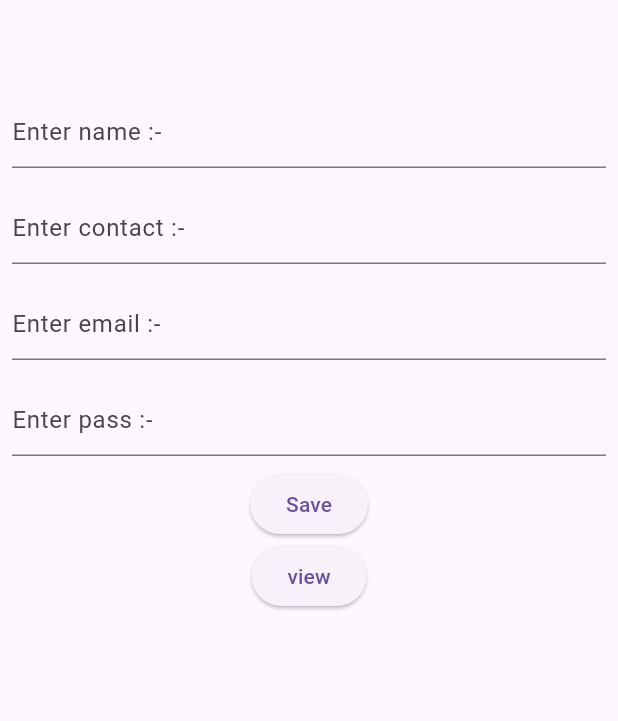
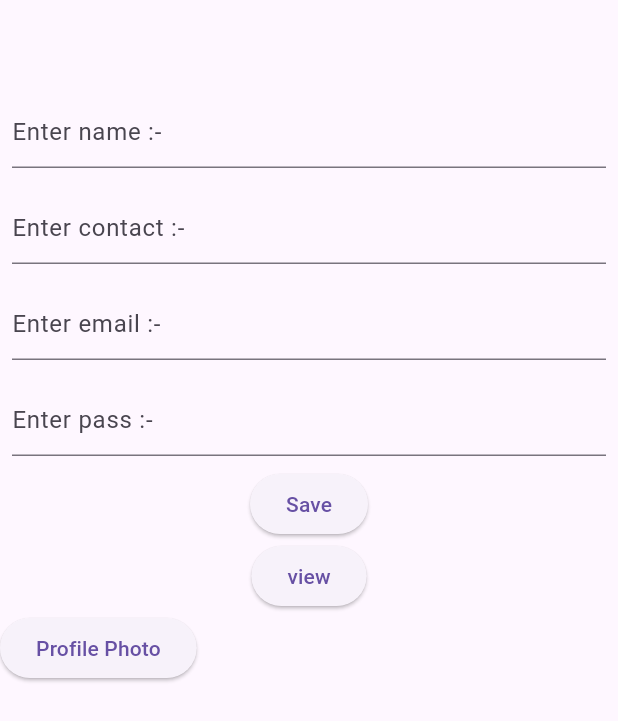
Before and after one commit to Hetmarakana/demo_2, a Flutter app: the screen it shows after launch, after a tap on "Save", on a phone screen of 412 x 824 dp. Shown: the top 721 px of the screen. Run offline on Flutter 3.47's test engine with Material 3 defaults, Android fonts, the phone set to English and light mode, and no system bars; our stand-ins replace image_picker, loading_indicator, sqflite; accounts and stored records are empty.

Commit message:
initial commit

```diff
--- a/lib/data.dart
+++ b/lib/data.dart
@@ -8,12 +8,11 @@ get() async {
   var databasesPath = await getDatabasesPath();
   String path = join(databasesPath, 'demo.db');
 
-
 // open the database
-    database = await openDatabase(path, version: 1,
+  database = await openDatabase(path, version: 1,
       onCreate: (Database db, int version) async {
-        // When creating the db, create the table
-        await db.execute(
-            'CREATE TABLE Demo (id INTEGER PRIMARY KEY AUTOINCREMENT, name TEXT, contact TEXT, email TEXT, pass TEXT)');
-      });
+    // When creating the db, create the table
+    await db.execute(
+        'CREATE TABLE Demo (id INTEGER PRIMARY KEY AUTOINCREMENT, name TEXT, contact TEXT, email TEXT, pass TEXT, image TEXT)');
+  });
 }
--- a/lib/main.dart
+++ b/lib/main.dart
@@ -1,5 +1,11 @@
+// import 'dart:html';
+
+import 'dart:io';
+
 import 'package:demo_2/second.dart';
+import 'package:flutter/cupertino.dart';
 import 'package:flutter/material.dart';
+import 'package:image_picker/image_picker.dart';
 
 import 'data.dart';
 
@@ -11,7 +17,9 @@ void main() {
 }
 
 class Demo extends StatefulWidget {
-  const Demo({super.key});
+  Map? m;
+
+  Demo([this.m]);
 
   @override
   State<Demo> createState() => _DemoState();
@@ -22,11 +30,21 @@ class _DemoState extends State<Demo> {
   TextEditingController t2 = new TextEditingController();
   TextEditingController t3 = new TextEditingController();
   TextEditingController t4 = new TextEditingController();
+  final ImagePicker picker = new ImagePicker();
+  XFile? image;
 
   @override
   void initState() {
     // TODO: implement initState
     super.initState();
+    if (widget.m != null) {
+      t1.text = widget.m!['name'];
+      print(t1.text);
+      t2.text = widget.m!['contact'];
+      t3.text = widget.m!['email'];
+      t4.text = widget.m!['pass'];
+    }
+
     get();
   }
 
@@ -65,17 +83,75 @@ class _DemoState extends State<Demo> {
               decoration: InputDecoration(hintText: "Enter pass :-"),
             ),
           ),
-          ElevatedButton(onPressed: () {
-            String str = "insert into Demo values(NULL, '${t1.text}', '${t2
-                .text}', '${t3.text}', '${t4.text}')";
-            database!.rawInsert(str).then((value) {
-              print(value);
-            });
-          }, child: Text("Save")),
-          ElevatedButton(onPressed: () {
-            Navigator.push(
-                context, MaterialPageRoute(builder: (context) => Second(),));
-          }, child: Text("view"))
+          ElevatedButton(
+              onPressed: () {
+                if (widget.m != null) {
+                  widget.m!['name'] = t1.text;
+                  print(widget.m!['name'] = t1.text);
+                  widget.m!['contact'] = t2.text;
+                  widget.m!['email'] = t3.text;
+                  widget.m!['pass'] = t4.text;
+                  String sql =
+                      "UPDATE `demo` SET `name`='${t1.text}',`contact`='${t2.text}',`email`='${t3.text}',`pass`='${t4.text}' WHERE id=${widget.m!['id']}";
+
+                  database!.rawUpdate(sql);
+                } else {
+                  String str =
+                      "insert into Demo values(NULL, '${t1.text}', '${t2.text}', '${t3.text}', '${t4.text}', '${image!.path})";
+                  database!.rawInsert(str).then((value) {
+                    print(value);
+                  });
+                }
+              },
+              child: Text("Save")),
+          ElevatedButton(
+              onPressed: () {
+                Navigator.push(
+                    context,
+                    MaterialPageRoute(
+                      builder: (context) => Second(),
+                    ));
+              },
+              child: Text("view")),
+          Row(
+            children: [
+              Center(
+                child: ElevatedButton(
+                    onPressed: () {
+                      showDialog(
+                        context: context,
+                        builder: (context) {
+                          return CupertinoAlertDialog(
+                            title: Text("Please upload your profile picture"),
+                            actions: [
+                              TextButton(
+                                  onPressed: () async {
+                                    image = await picker.pickImage(
+                                        source: ImageSource.camera);
+                                  },
+                                  child: Text("Camera")),
+                              TextButton(
+                                  onPressed: () async {
+                                    image = await picker.pickImage(
+                                        source: ImageSource.gallery);
+                                  },
+                                  child: Text("Gallery")),
+                            ],
+                          );
+                        },
+                      );
+                    },
+                    child: Text("Profile Photo")),
+              ),
+              (image!=null)?Container(
+                height: 100,
+                width: 100,
+                child: Image.file(File(image!.path)),
+              )
+                  :
+                  Container(),
+            ],
+          ),
         ],
       ),
     );
--- a/pubspec.yaml
+++ b/pubspec.yaml
@@ -37,6 +37,7 @@ dependencies:
   cupertino_icons: ^1.0.2
   sqflite: ^2.3.0
   loading_indicator: ^3.1.1
+  image_picker: 1.0.7
 
 dev_dependencies:
   flutter_test:
```
Also changed, not shown: lib/second.dart (+12 -1 lines), lib/third.dart (added), pubspec.lock.
